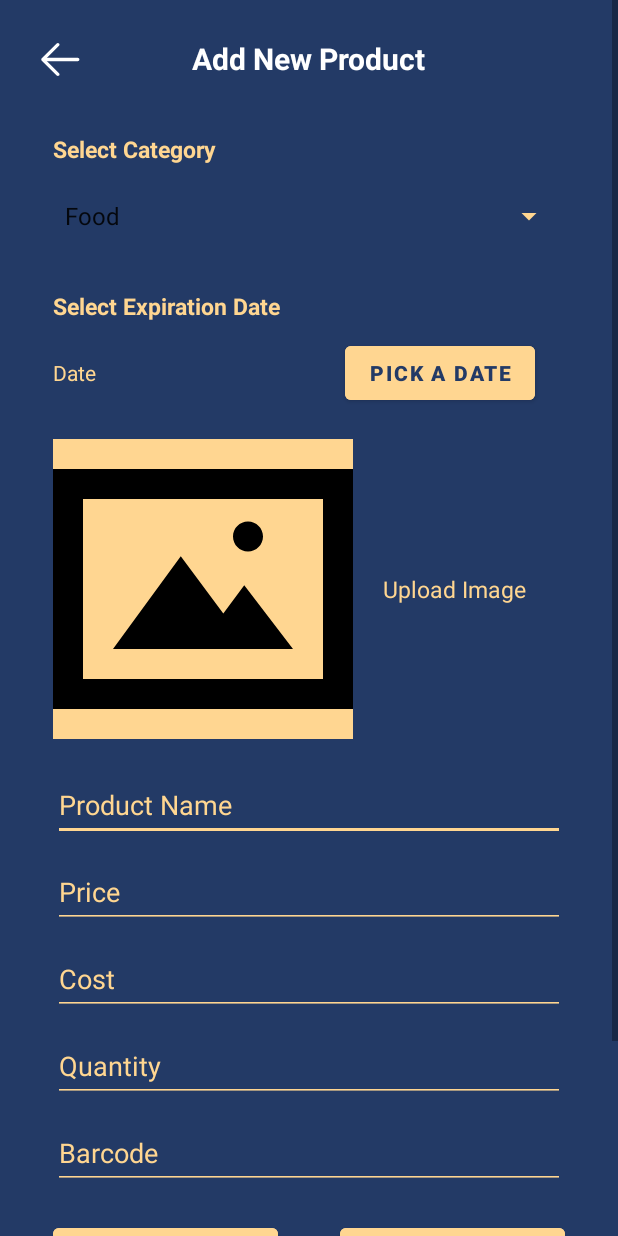
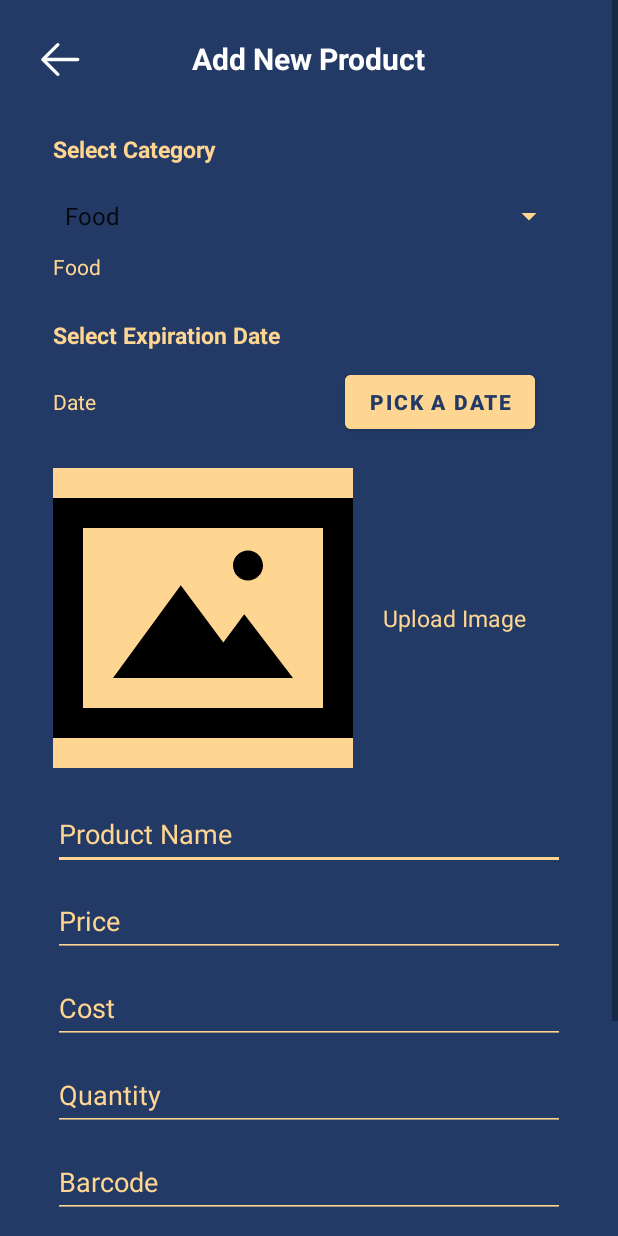
Before and after one commit to dy-chrstn/Wonder-Pets_SwiftSell, an Android app: the AddProductActivity screen opened directly, with no data from a screen before it, on a phone screen of 412 x 824 dp. Run offline under Robolectric (Android 15) with nearby library versions, the phone set to English and light mode, and no system bars; our stand-ins replace Firebase (no records; nobody signed in at launch, a user with empty details on screens opened directly).

Commit message:
Add Product Form (Partially Completed

```diff
--- a/app/src/main/java/com/example/scanit/itemDs.kt
+++ b/app/src/main/java/com/example/scanit/itemDs.kt
@@ -2,7 +2,8 @@ package com.example.scanit
 
 data class itemDs(
     val itemCategory: String? =null,
-    val itemImage: String? =null,
+    val itemExpiry: String? = null,
+    val itemImage: String? ="",
     val itemName: String? =null,
     val itemPrice: String? =null,
     val itemCost: String? =null,
--- a/app/src/main/res/layout/activity_add_product.xml
+++ b/app/src/main/res/layout/activity_add_product.xml
@@ -67,6 +67,14 @@
             android:layout_marginEnd="20dp"
             />
 
+        <TextView
+            android:id="@+id/store_category_text"
+            android:layout_width="wrap_content"
+            android:layout_marginHorizontal="20dp"
+            android:textColor="@color/light_yellow"
+            android:layout_height="wrap_content"
+            android:text="Your Selected Category: "/>
+
 
         <TextView
             android:id="@+id/textView3"
@@ -125,6 +133,7 @@
 
             <ImageView
                 android:contentDescription="@string/press_to_upload_image"
+                android:id="@+id/upload_image_view"
                 android:focusable="true"
                 android:layout_width="200dp"
                 android:layout_height="200dp"
@@ -149,6 +158,7 @@
             android:layout_width="match_parent"
             android:layout_height="48dp"
             android:hint="@string/product_name"
+            android:id="@+id/name_text"
             android:autofillHints="name"
             android:inputType="text"
             android:layout_marginTop="20dp"
@@ -158,6 +168,7 @@
             android:backgroundTint="@color/light_yellow"/>
 
         <EditText
+            android:id="@+id/price_text"
             android:layout_width="match_parent"
             android:layout_height="48dp"
             android:hint="@string/price"
@@ -169,6 +180,7 @@
             android:backgroundTint="@color/light_yellow"/>
 
         <EditText
+            android:id="@+id/cost_text"
             android:layout_width="match_parent"
             android:layout_height="48dp"
             android:hint="@string/cost"
@@ -180,6 +192,7 @@
             android:backgroundTint="@color/light_yellow"/>
 
         <EditText
+            android:id="@+id/quantity_text"
             android:layout_width="match_parent"
             android:layout_height="48dp"
             android:hint="@string/quantity"
@@ -191,6 +204,7 @@
             android:backgroundTint="@color/light_yellow"/>
 
         <EditText
+            android:id="@+id/barcode_text"
             android:layout_width="match_parent"
             android:layout_height="48dp"
             android:maxWidth="300dp"
```
Also changed, not shown: app/src/main/java/com/example/scanit/AddProductActivity.kt (+66 -4 lines).
